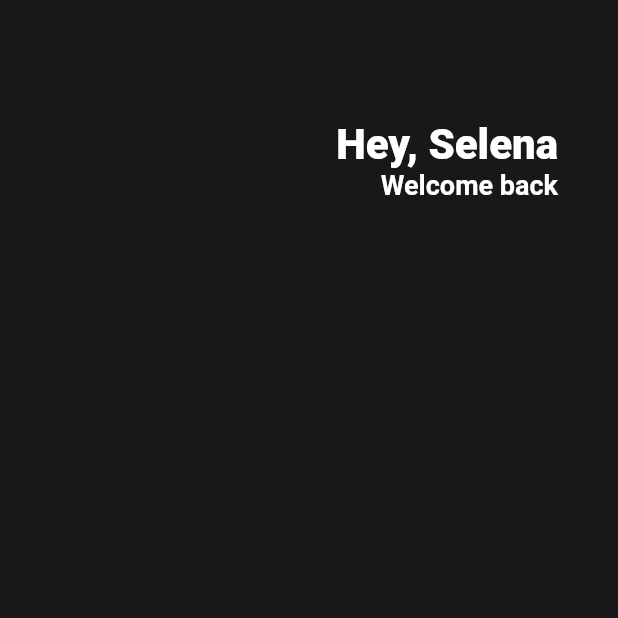
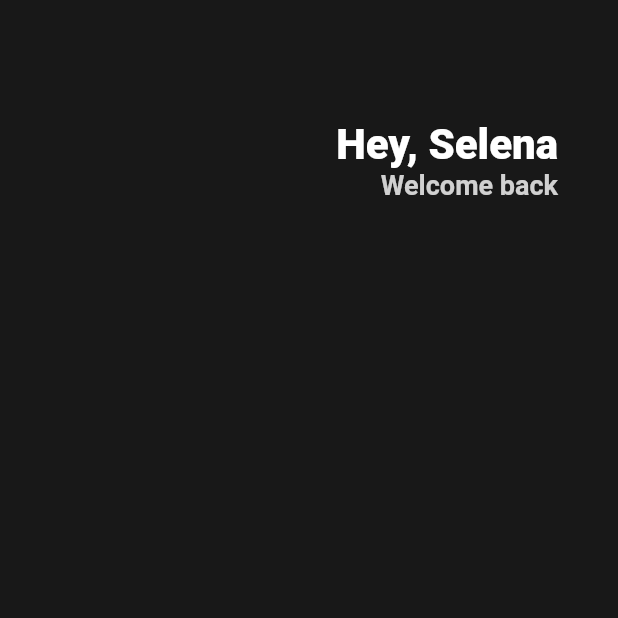
Before and after one commit to seoulsDohun/toonflix, a Flutter app: the screen it shows after launch, on a phone screen of 412 x 824 dp, the top half of it. Run offline on Flutter 3.47's test engine with Material 2 defaults, Android fonts, the phone set to English and light mode, and no system bars.

Commit message:
1편 수정

```diff
--- a/toonflix/lib/main.dart
+++ b/toonflix/lib/main.dart
@@ -7,7 +7,7 @@ void main() {
 class App extends StatelessWidget {
   @override
   Widget build(BuildContext context) {
-    return const MaterialApp(
+    return MaterialApp(
       home: Scaffold(
         backgroundColor: Color(0xFF181818),
         body: Padding(
@@ -34,7 +34,7 @@ class App extends StatelessWidget {
                       Text(
                         'Welcome back',
                         style: TextStyle(
-                          color: Colors.white,
+                          color: Colors.white.withOpacity(0.8),
                           fontSize: 18,
                           fontWeight: FontWeight.w600,
                         ),
```
